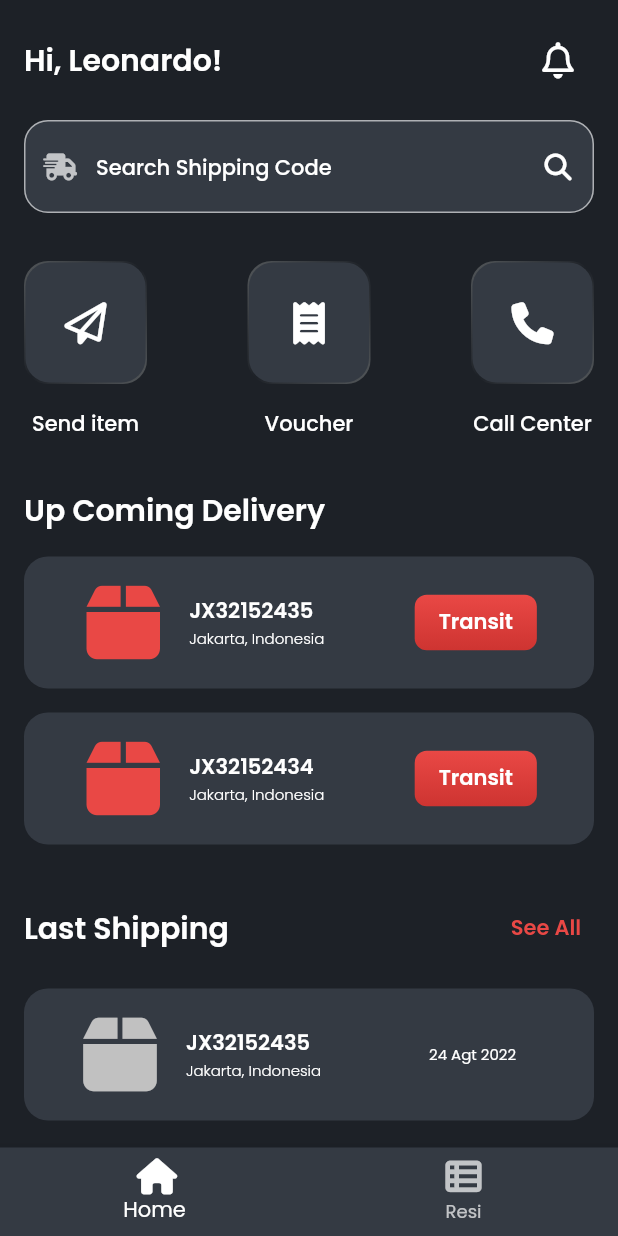
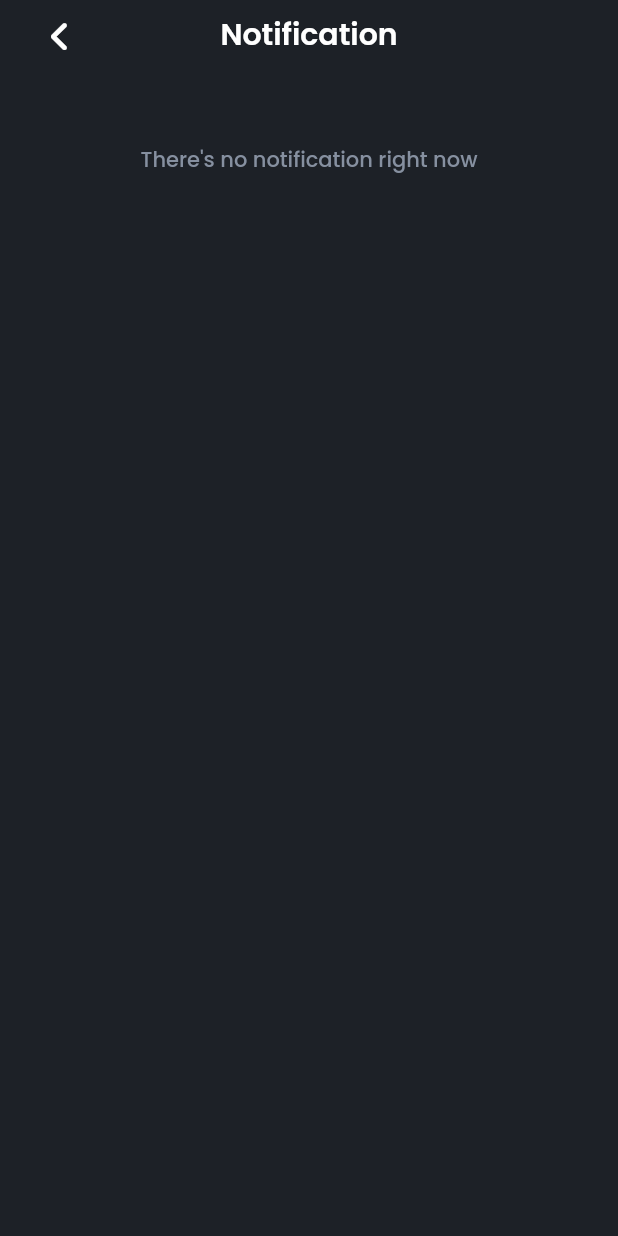
Before and after one commit to martuafernando/deliveryapp, a Flutter app: the screen it shows after launch, after a tap on an icon or button, on a phone screen of 412 x 824 dp. Run offline on Flutter 3.47's test engine with Material 2 defaults, Android fonts, the phone set to English and light mode, and no system bars; our stand-ins replace font_awesome_flutter.

Commit message:
add feature pages

```diff
--- a/lib/homepage.dart
+++ b/lib/homepage.dart
@@ -1,8 +1,11 @@
+import 'package:deliveryapp/notification.dart';
 import 'package:flutter/material.dart';
 import 'package:font_awesome_flutter/font_awesome_flutter.dart';
 
 import 'package:deliveryapp/resi.dart';
 import 'package:deliveryapp/tracking.dart';
+import 'package:deliveryapp/voucher.dart';
+import 'package:deliveryapp/comingSoon.dart';
 import 'package:deliveryapp/model/data.dart';
 
 class MyHomePage extends StatefulWidget {
@@ -40,9 +43,12 @@ class _MyHomePage extends State<MyHomePage> {
                       style: Theme.of(context).textTheme.headline2,
                     ),
                     IconButton(
-                        // Use the FaIcon Widget + FontAwesomeIcons class for the IconData
                       icon: const Icon(FontAwesomeIcons.bell),
-                        onPressed: () => print("Pressed"))
+                      onPressed: () => Navigator.push(context,
+                          MaterialPageRoute(builder: (context) {
+                        return const NotificationPage();
+                      })),
+                    )
                   ],
                 ),
               )),
@@ -58,7 +64,55 @@ class _MyHomePage extends State<MyHomePage> {
                     Column(
                       mainAxisAlignment: MainAxisAlignment.center,
                       children: [
-                        Container(
+                        InkWell(
+                          onTap: () => Navigator.push(context,
+                              MaterialPageRoute(builder: (context) {
+                            return const ComingSoonPage(
+                              title: 'Send Item',
+                            );
+                          })),
+                          child: Container(
+                            padding: const EdgeInsets.all(1),
+                            margin: const EdgeInsets.only(bottom: 16),
+                            decoration: const BoxDecoration(
+                                gradient: LinearGradient(
+                                  colors: [
+                                    Color.fromARGB(255, 84, 88, 91),
+                                    Color.fromARGB(255, 29, 33, 39),
+                                    Color.fromARGB(255, 84, 88, 91),
+                                  ],
+                                  begin: Alignment.topLeft,
+                                  end: Alignment.bottomRight,
+                                ),
+                                borderRadius:
+                                    BorderRadius.all(Radius.circular(16.0))),
+                            child: Container(
+                                decoration: const BoxDecoration(
+                                    color: Color.fromARGB(255, 52, 58, 67),
+                                    borderRadius: BorderRadius.all(
+                                        Radius.circular(16.0))),
+                                padding: const EdgeInsets.all(24.0),
+                                child: const Icon(
+                                  FontAwesomeIcons.paperPlane,
+                                  size: 28,
+                                )),
+                          ),
+                        ),
+                        Text(
+                          'Send item',
+                          style: Theme.of(context).textTheme.bodyText1,
+                        ),
+                      ],
+                    ),
+                    Column(
+                      mainAxisAlignment: MainAxisAlignment.center,
+                      children: [
+                        InkWell(
+                          onTap: () => Navigator.push(context,
+                              MaterialPageRoute(builder: (context) {
+                            return const VoucherPage();
+                          })),
+                          child: Container(
                             padding: const EdgeInsets.all(1),
                             margin: const EdgeInsets.only(bottom: 16),
                             decoration: const BoxDecoration(
@@ -78,16 +132,16 @@ class _MyHomePage extends State<MyHomePage> {
                                   color: Color.fromARGB(255, 52, 58, 67),
                                   borderRadius:
                                       BorderRadius.all(Radius.circular(16.0))),
-                            padding: const EdgeInsets.all(16.0),
-                            child: IconButton(
-                              iconSize: 28.0,
-                              icon: const FaIcon(FontAwesomeIcons.paperPlane),
-                              onPressed: () => print('kepencet'),
+                              padding: const EdgeInsets.all(24.0),
+                              child: const Icon(
+                                FontAwesomeIcons.receipt,
+                                size: 28,
+                              ),
                             ),
                           ),
                         ),
                         Text(
-                          'Send item',
+                          'Voucher',
                           style: Theme.of(context).textTheme.bodyText1,
                         ),
                       ],
@@ -95,7 +149,12 @@ class _MyHomePage extends State<MyHomePage> {
                     Column(
                       mainAxisAlignment: MainAxisAlignment.center,
                       children: [
-                        Container(
+                        InkWell(
+                          onTap: () => Navigator.push(context,
+                              MaterialPageRoute(builder: (context) {
+                            return const ComingSoonPage(title: 'Call Center');
+                          })),
+                          child: Container(
                             padding: const EdgeInsets.all(1),
                             margin: const EdgeInsets.only(bottom: 16),
                             decoration: const BoxDecoration(
@@ -113,51 +172,11 @@ class _MyHomePage extends State<MyHomePage> {
                             child: Container(
                                 decoration: const BoxDecoration(
                                     color: Color.fromARGB(255, 52, 58, 67),
-                                borderRadius:
-                                    BorderRadius.all(Radius.circular(16.0))),
-                            padding: const EdgeInsets.all(16.0),
-                            child: IconButton(
-                              iconSize: 28.0,
-                              icon: const FaIcon(FontAwesomeIcons.receipt),
-                              onPressed: () => print('kepencet'),
-                            ),
-                          ),
-                        ),
-                        Text(
-                          'Voucher',
-                          style: Theme.of(context).textTheme.bodyText1,
-                        ),
-                      ],
-                    ),
-                    Column(
-                      mainAxisAlignment: MainAxisAlignment.center,
-                      children: [
-                        Container(
-                          padding: const EdgeInsets.all(1),
-                          margin: const EdgeInsets.only(bottom: 16),
-                          decoration: const BoxDecoration(
-                              gradient: LinearGradient(
-                                colors: [
-                                  Color.fromARGB(255, 84, 88, 91),
-                                  Color.fromARGB(255, 29, 33, 39),
-                                  Color.fromARGB(255, 84, 88, 91),
-                                ],
-                                begin: Alignment.topLeft,
-                                end: Alignment.bottomRight,
-                              ),
-                              borderRadius:
-                                  BorderRadius.all(Radius.circular(16.0))),
-                          child: Container(
-                            decoration: const BoxDecoration(
-                                color: Color.fromARGB(255, 52, 58, 67),
-                                borderRadius:
-                                    BorderRadius.all(Radius.circular(16.0))),
-                            padding: const EdgeInsets.all(16.0),
-                            child: IconButton(
-                              iconSize: 28.0,
-                              icon: const FaIcon(FontAwesomeIcons.phone),
-                              onPressed: () => print('kepencet'),
-                            ),
+                                    borderRadius: BorderRadius.all(
+                                        Radius.circular(16.0))),
+                                padding: const EdgeInsets.all(24.0),
+                                child: const Icon(FontAwesomeIcons.phone,
+                                    size: 28)),
                           ),
                         ),
                         Text(
--- a/lib/main.dart
+++ b/lib/main.dart
@@ -1,6 +1,5 @@
 import 'package:flutter/material.dart';
 import 'package:deliveryapp/homepage.dart';
-import 'package:deliveryapp/tracking.dart';
 
 void main() => runApp(const MyApp());
 
--- /dev/null
+++ b/lib/notification.dart
@@ -0,0 +1,46 @@
+import 'package:flutter/material.dart';
+import 'package:font_awesome_flutter/font_awesome_flutter.dart';
+
+class NotificationPage extends StatelessWidget {
+  const NotificationPage({super.key});
+
+  @override
+  Widget build(BuildContext context) {
+    return Scaffold(
+        body: SafeArea(
+            child: Padding(
+      padding: const EdgeInsets.symmetric(horizontal: 16),
+      child: Column(
+        children: [
+          Stack(
+            children: [
+              IconButton(
+                  icon: const Icon(FontAwesomeIcons.angleLeft),
+                  onPressed: () => Navigator.pop(context)),
+              Container(
+                margin: const EdgeInsets.only(top: 8),
+                alignment: Alignment.center,
+                child: Text(
+                  'Notification',
+                  textAlign: TextAlign.center,
+                  style: Theme.of(context).textTheme.headline2,
+                ),
+              ),
+            ],
+          ),
+          Container(
+            margin: const EdgeInsets.only(top: 48),
+            child: Text(
+              "There's no notification right now",
+              textAlign: TextAlign.center,
+              style: Theme.of(context)
+                  .textTheme
+                  .bodyText1!
+                  .merge(TextStyle(color: Color.fromARGB(255, 134, 144, 160))),
+            ),
+          )
+        ],
+      ),
+    )));
+  }
+}
```
Also changed, not shown: lib/comingSoon.dart (added, +47 -0 lines), lib/voucher.dart (added, +46 -0 lines). Lines whose indentation alone changed are shown as unchanged.
